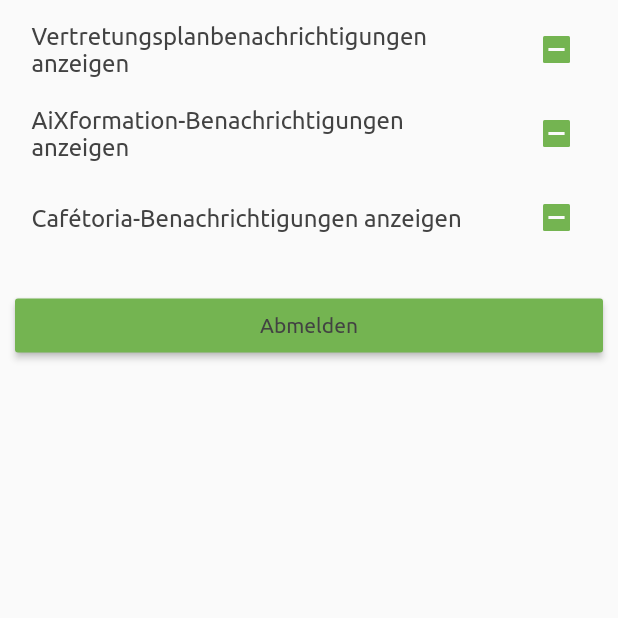
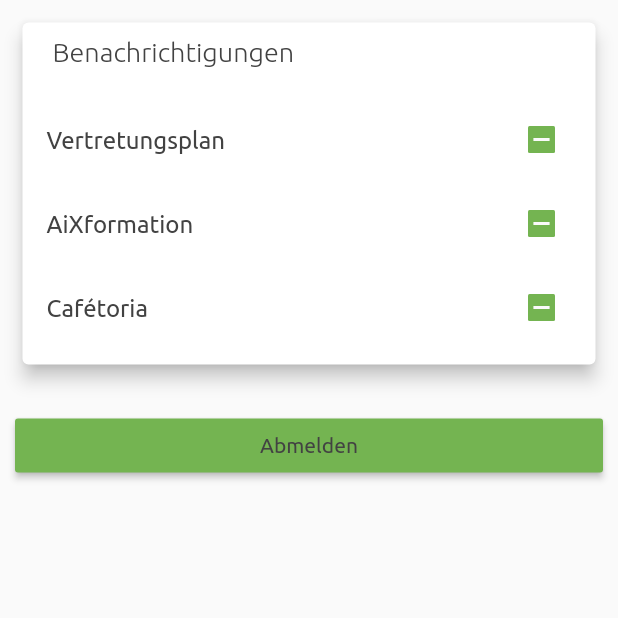
Before and after one commit to Viktoriaschule/App, a Flutter app: the SettingsPage screen opened by its route, on a phone screen of 412 x 824 dp, the top half of it. Run offline on Flutter 3.47's test engine with Material 2 defaults, Android fonts, the phone set to English and light mode, and no system bars; our stand-ins replace after_layout, cached_network_image, dio, firebase_messaging, js, material_design_icons_flutter and 6 more; missing offline and left inert: add_2_calendar, dart:html, dart:js, encrypt, shared_preferences_web; accounts and stored records are empty; statements that could not run were skipped; project files that could hold a hidden picture were left out.

Commit message:
Add settings card

```diff
--- a/lib/settings/settings_page.dart
+++ b/lib/settings/settings_page.dart
@@ -2,6 +2,7 @@ import 'package:dio/dio.dart';
 import 'package:flutter/material.dart';
 import 'package:viktoriaapp/models/models.dart';
 import 'package:viktoriaapp/utils/custom_button.dart';
+import 'package:viktoriaapp/utils/list_group.dart';
 import 'package:viktoriaapp/utils/size_limit.dart';
 import 'package:viktoriaapp/utils/static.dart';
 import 'package:viktoriaapp/utils/theme.dart';
@@ -38,9 +39,12 @@ class _SettingsPageState extends State<SettingsPage> {
                 shrinkWrap: true,
                 padding: EdgeInsets.all(5),
                 children: [
+                  ListGroup(
+                    title: 'Benachrichtigungen',
+                    children: [
                       CheckboxListTile(
                         title: Text(
-                      'Vertretungsplanbenachrichtigungen anzeigen',
+                          'Vertretungsplan',
                           style: TextStyle(
                             color: textColor(context),
                           ),
@@ -51,9 +55,8 @@ class _SettingsPageState extends State<SettingsPage> {
                         onChanged: (value) async {
                           setState(() {
                             _substitutionPlanNotifications = value;
-                        Static.storage
-                            .setBool(Keys.substitutionPlanNotifications, value);
-                        //TODO: Check if needed: Static.settings.save();
+                            Static.storage.setBool(
+                                Keys.substitutionPlanNotifications, value);
                           });
                           try {
                             await Static.tags.syncDevice();
@@ -63,7 +66,7 @@ class _SettingsPageState extends State<SettingsPage> {
                       ),
                       CheckboxListTile(
                         title: Text(
-                      'AiXformation-Benachrichtigungen anzeigen',
+                          'AiXformation',
                           style: TextStyle(
                             color: textColor(context),
                           ),
@@ -76,7 +79,6 @@ class _SettingsPageState extends State<SettingsPage> {
                             _aiXformationNotifications = value;
                             Static.storage
                                 .setBool(Keys.aiXformationNotifications, value);
-                        //TODO: Check: Static.settings.save();
                           });
                           try {
                             await Static.tags.syncDevice();
@@ -86,7 +88,7 @@ class _SettingsPageState extends State<SettingsPage> {
                       ),
                       CheckboxListTile(
                         title: Text(
-                      'Cafétoria-Benachrichtigungen anzeigen',
+                          'Cafétoria',
                           style: TextStyle(
                             color: textColor(context),
                           ),
@@ -99,13 +101,14 @@ class _SettingsPageState extends State<SettingsPage> {
                             _cafetoriaNotifications = value;
                             Static.storage
                                 .setBool(Keys.cafetoriaNotifications, value);
-                        //TODO: Static.settings.save();
                           });
                           try {
                             await Static.tags.syncDevice();
                             // ignore: empty_catches
                           } on DioError {}
                         },
+                      ),
+                    ],
                   ),
                   Container(
                     margin: EdgeInsets.only(top: 20, left: 5, right: 5),
```
Lines whose indentation alone changed are shown as unchanged.
